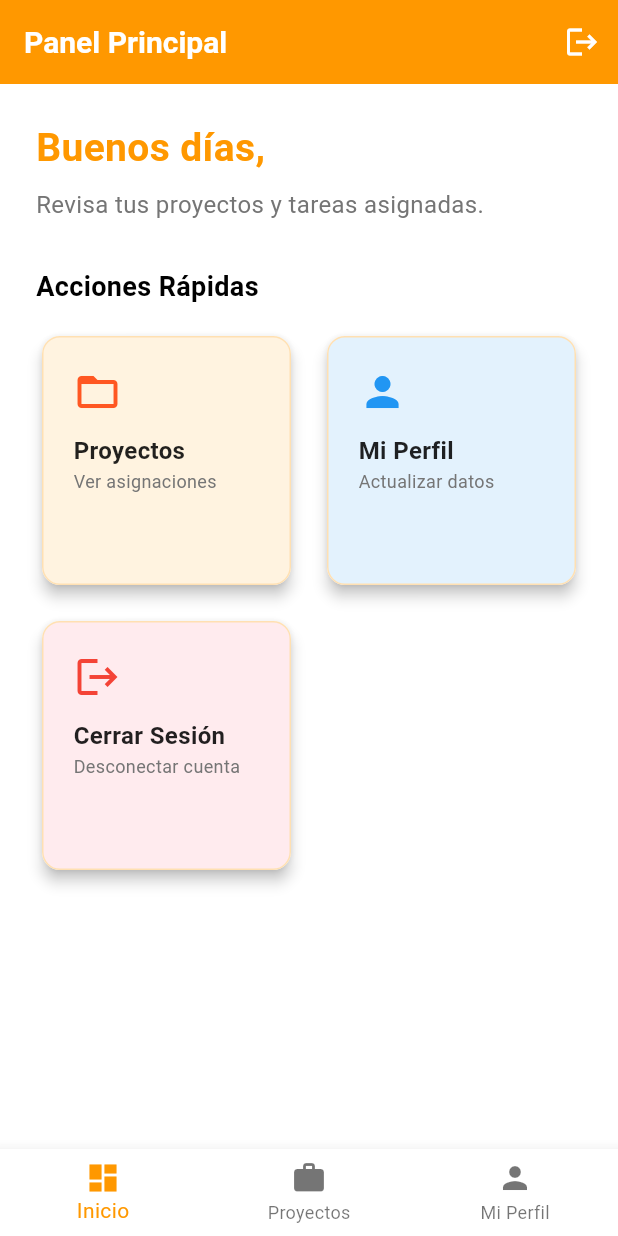
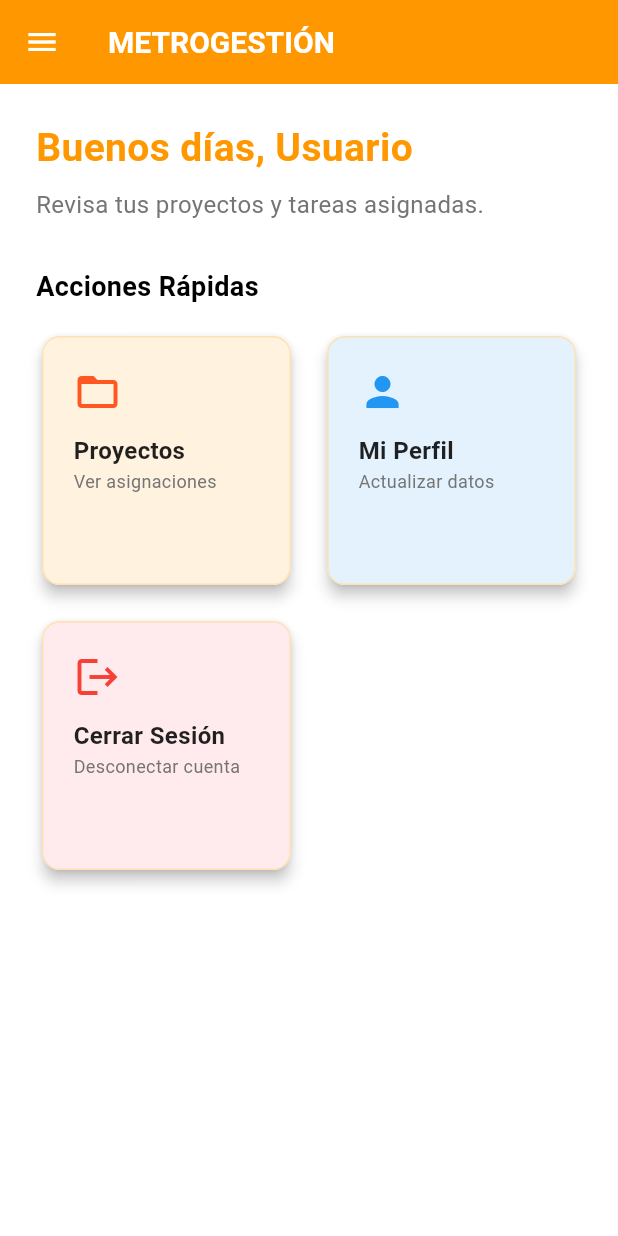
Before and after one commit to alehernandezunimet/MetroGestion, a Flutter app: the HomeScreen screen opened directly, on a phone screen of 412 x 824 dp. Run offline on Flutter 3.47's test engine with Material 3 defaults, Android fonts, the phone set to English and light mode, and no system bars; our stand-ins replace cloud_firestore, firebase_auth, firebase_core; accounts and stored records are empty.

Commit message:
vista home

```diff
--- a/lib/screens/home/home_screen.dart
+++ b/lib/screens/home/home_screen.dart
@@ -42,15 +42,23 @@ class _HomeScreenState extends State<HomeScreen> {
       if (doc.exists) {
         setState(() {
           _userRole = doc.data()?['rol'];
+          // Combinar nombre y apellido si es necesario, o solo el nombre
+          final String nombre = doc.data()?['nombre'] ?? '';
+          final String apellido = doc.data()?['apellido'] ?? '';
+          _userName = nombre.isNotEmpty && apellido.isNotEmpty
+              ? '$nombre $apellido'
+              : nombre.isNotEmpty
+              ? nombre
+              : 'Usuario';
+
           _userEmail = user!.email;
-          _userName =
-              doc.data()?['nombre'] + ' ' + (doc.data()?['apellido'] ?? '');
           _isLoading = false;
         });
       } else {
         _redirectToLogin();
       }
     } catch (e) {
+      // Manejar error de Firebase o red
       _redirectToLogin();
     }
   }
@@ -72,7 +80,84 @@ class _HomeScreenState extends State<HomeScreen> {
     _fetchUserData();
   }
 
-  // --- Widgets de navegación para el body ---
+  // --- WIDGET AÑADIDO: Construye el menú lateral (Drawer) ---
+  Widget _buildDrawer(BuildContext context) {
+    return Drawer(
+      child: ListView(
+        padding: EdgeInsets.zero,
+        children: <Widget>[
+          UserAccountsDrawerHeader(
+            accountName: Text(
+              _userName ?? 'Usuario',
+              style: const TextStyle(fontWeight: FontWeight.bold),
+            ),
+            accountEmail: Text(_userEmail ?? 'No disponible'),
+            currentAccountPicture: CircleAvatar(
+              backgroundColor: Colors.white,
+              child: Icon(Icons.person, color: Theme.of(context).primaryColor),
+            ),
+            decoration: BoxDecoration(color: Theme.of(context).primaryColor),
+          ),
+          // Opciones de navegación
+          _buildDrawerItem(0, Icons.dashboard, 'Inicio'),
+          _buildDrawerItem(1, Icons.work, 'Proyectos'),
+          _buildDrawerItem(
+            2,
+            Icons.person,
+            _userRole == 'profesor' ? 'Perfil' : 'Mi Perfil',
+          ),
+
+          const Divider(),
+
+          // Opción de Cerrar Sesión
+          ListTile(
+            leading: const Icon(Icons.logout, color: Colors.red),
+            title: const Text(
+              'Cerrar Sesión',
+              style: TextStyle(color: Colors.red),
+            ),
+            onTap: () async {
+              Navigator.of(context).pop(); // Cierra el Drawer
+              await FirebaseAuth.instance.signOut();
+              _redirectToLogin();
+            },
+          ),
+        ],
+      ),
+    );
+  }
+
+  // Helper para construir los ítems del Drawer
+  Widget _buildDrawerItem(int index, IconData icon, String title) {
+    return ListTile(
+      leading: Icon(
+        icon,
+        color: _selectedIndex == index
+            ? Theme.of(context).primaryColor
+            : Colors.grey[700],
+      ),
+      title: Text(
+        title,
+        style: TextStyle(
+          fontWeight: _selectedIndex == index
+              ? FontWeight.bold
+              : FontWeight.normal,
+          color: _selectedIndex == index
+              ? Theme.of(context).primaryColor
+              : Colors.black87,
+        ),
+      ),
+      selected: _selectedIndex == index,
+      onTap: () {
+        Navigator.of(context).pop(); // Cierra el Drawer
+        _onItemTapped(
+          index,
+        ); // Actualiza el índice y cambia el cuerpo de la pantalla
+      },
+    );
+  }
+
+  // --- Widgets de navegación para el body (Se mantiene igual) ---
   Widget _getBodyWidget() {
     if (_isLoading) {
       return const Center(child: CircularProgressIndicator());
@@ -80,7 +165,7 @@ class _HomeScreenState extends State<HomeScreen> {
 
     switch (_selectedIndex) {
       case 0:
-        return _buildDashboardBody(); // El nuevo widget que contiene el SingleChildScrollView
+        return _buildDashboardBody(); // Contiene el saludo "Buenos días..."
       case 1:
         return ProjectsScreen(userRole: _userRole);
       case 2:
@@ -104,17 +189,16 @@ class _HomeScreenState extends State<HomeScreen> {
     }
   }
 
-  // --- FUNCIÓN CORREGIDA: Incluye SingleChildScrollView ---
+  // --- FUNCIÓN CORREGIDA DEL DASHBOARD (Se mantiene el SingleChildScrollView) ---
   Widget _buildDashboardBody() {
     final bool isProfessor = _userRole == 'profesor';
 
     return SingleChildScrollView(
-      // <-- SOLUCIÓN AL OVERFLOW
       padding: const EdgeInsets.all(24.0),
       child: Column(
         crossAxisAlignment: CrossAxisAlignment.start,
         children: [
-          // Saludo
+          // Saludo (Queda en el medio, que es el cuerpo de la pantalla)
           Text(
             '${_getSaludo()}, ${_userName?.split(' ')[0] ?? 'Usuario'}',
             style: TextStyle(
@@ -169,7 +253,7 @@ class _HomeScreenState extends State<HomeScreen> {
                 onTap: () => _onItemTapped(2),
               ),
 
-              // 3. Cerrar Sesión (Siempre útil en el Dashboard)
+              // 3. Cerrar Sesión (Ahora navega al logout del Drawer)
               HomeGridItem(
                 title: 'Cerrar Sesión',
                 subtitle: 'Desconectar cuenta',
@@ -181,33 +265,14 @@ class _HomeScreenState extends State<HomeScreen> {
                   _redirectToLogin();
                 },
               ),
-
-              // Puedes añadir un cuarto elemento aquí si lo deseas.
-              // Por ejemplo:
-              // HomeGridItem(
-              //   title: 'Notificaciones',
-              //   subtitle: 'Ver alertas',
-              //   icon: Icons.notifications,
-              //   iconColor: Colors.green,
-              //   color: Colors.green.shade50,
-              //   onTap: () {},
-              // ),
             ],
           ),
-
-          const SizedBox(height: 40),
-
-          // Puedes añadir un gráfico o lista de tareas pendientes aquí.
-          // Ejemplo:
-          // Center(
-          //   child: Text('Gráfico de progreso aquí (próximamente)'),
-          // ),
         ],
       ),
     );
   }
 
-  // --- Método de saludo ---
+  // --- Método de saludo (Se mantiene igual) ---
   String _getSaludo() {
     final hour = DateTime.now().hour;
     if (hour < 12) {
@@ -219,47 +284,24 @@ class _HomeScreenState extends State<HomeScreen> {
     }
   }
 
-  // --- Estructura principal de la pantalla ---
+  // --- ESTRUCTURA PRINCIPAL DEL WIDGET (Modificada) ---
   @override
   Widget build(BuildContext context) {
     return Scaffold(
       appBar: AppBar(
-        title: const Text('Panel Principal'),
-        actions: [
-          IconButton(
-            icon: const Icon(Icons.logout),
-            onPressed: () async {
-              await FirebaseAuth.instance.signOut();
-              _redirectToLogin();
-            },
-          ),
-        ],
+        title: const Text('METROGESTIÓN'), // Título general de la App
+        // El icono de menú (hamburguesa) aparecerá automáticamente aquí.
+        actions:
+            const [], // Quitamos el botón de logout para centralizarlo en el Drawer
       ),
+      drawer: _buildDrawer(context), // <--- AÑADIMOS EL MENÚ LATERAL
       body: _getBodyWidget(),
-      bottomNavigationBar: BottomNavigationBar(
-        items: <BottomNavigationBarItem>[
-          const BottomNavigationBarItem(
-            icon: Icon(Icons.dashboard),
-            label: 'Inicio',
-          ),
-          const BottomNavigationBarItem(
-            icon: Icon(Icons.work),
-            label: 'Proyectos',
-          ),
-          BottomNavigationBarItem(
-            icon: const Icon(Icons.person),
-            label: _userRole == 'profesor' ? 'Perfil' : 'Mi Perfil',
-          ),
-        ],
-        currentIndex: _selectedIndex,
-        selectedItemColor: Theme.of(context).primaryColor,
-        onTap: _onItemTapped,
-      ),
+      // REMOVEMOS el bottomNavigationBar
     );
   }
 }
 
-// --- Widget para las tarjetas del Home ---
+// --- Widget para las tarjetas del Home (Se mantiene igual) ---
 class HomeGridItem extends StatelessWidget {
   final String title;
   final String subtitle;
@@ -303,15 +345,12 @@ class HomeGridItem extends StatelessWidget {
                 style: const TextStyle(
                   fontSize: 16,
                   fontWeight: FontWeight.bold,
-                  color: Colors.black87, // Texto oscuro
+                  color: Colors.black87,
                 ),
               ),
               Text(
                 subtitle,
-                style: TextStyle(
-                  fontSize: 12,
-                  color: Colors.grey[600], // Texto gris
-                ),
+                style: TextStyle(fontSize: 12, color: Colors.grey[600]),
               ),
             ],
           ),
```
